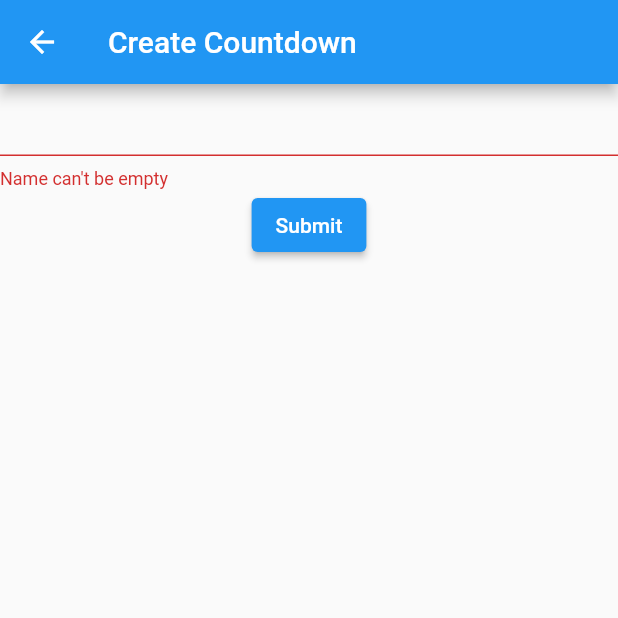
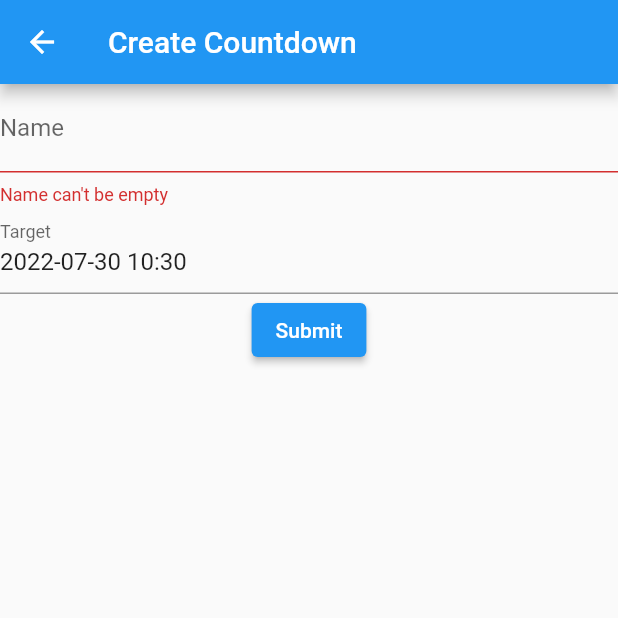
Before and after one commit to soikkea/countdown-timer-app, a Flutter app: the EditCountdownTimerView screen opened by its route, after a tap on "Submit", on a phone screen of 412 x 824 dp, the top half of it. Run offline on Flutter 3.47's test engine with Material 2 defaults, Android fonts, the phone set to English and light mode, and no system bars; generated files the repository leaves out were written again.

Commit message:
Add date and time pickers

```diff
--- a/lib/src/countdown/edit_countdown_view.dart
+++ b/lib/src/countdown/edit_countdown_view.dart
@@ -1,6 +1,7 @@
 import 'package:countdown_timer/src/countdown/data/countdown_timer.dart';
 import 'package:countdown_timer/src/countdown/data/countdown_timer_provider.dart';
 import 'package:flutter/material.dart';
+import 'package:intl/intl.dart';
 import 'package:provider/provider.dart';
 
 class EditCountdownTimerView extends StatelessWidget {
@@ -26,28 +27,75 @@ class CountdownTimerForm extends StatefulWidget {
 
 class _CountdownTimerFormState extends State<CountdownTimerForm> {
   final _formKey = GlobalKey<FormState>();
-  final nameController = TextEditingController();
+  final _nameController = TextEditingController();
+  DateTime _target = DateTime.now();
+  final _targetController = TextEditingController();
+
+  TimeOfDay get _targetTimeOfDay => TimeOfDay.fromDateTime(_target);
+
+  DateTime _combineDateAndTime(DateTime date, TimeOfDay time) {
+    return DateTime(date.year, date.month, date.day, time.hour, time.minute);
+  }
+
+  Future<void> _pickTargetDateTime() async {
+    final date = await showDatePicker(
+        context: context,
+        initialDate: _target,
+        firstDate: DateTime(1900),
+        lastDate: DateTime(2100));
+    if (date == null) {
+      return;
+    }
+    final time =
+        await showTimePicker(context: context, initialTime: _targetTimeOfDay);
+    if (time == null) {
+      return;
+    }
+    setState(() {
+      _target = _combineDateAndTime(date, time);
+    });
+  }
+
+  String _formatTarget() {
+    return DateFormat("yyyy-MM-dd HH:mm").format(_target);
+  }
+
+  @override
+  void initState() {
+    super.initState();
+  }
 
   @override
   void dispose() {
-    nameController.dispose();
+    _nameController.dispose();
     super.dispose();
   }
 
   @override
   Widget build(BuildContext context) {
+    _targetController.text = _formatTarget();
+
     return Form(
         key: _formKey,
         child: Column(
           children: [
             TextFormField(
+              decoration: const InputDecoration(labelText: 'Name'),
               validator: (value) {
                 if (value == null || value.isEmpty) {
                   return "Name can't be empty";
                 }
                 return null;
               },
-              controller: nameController,
+              controller: _nameController,
+            ),
+            TextFormField(
+              controller: _targetController,
+              decoration: const InputDecoration(labelText: 'Target'),
+              readOnly: true,
+              onTap: () {
+                _pickTargetDateTime();
+              },
             ),
             ElevatedButton(
                 onPressed: () {
@@ -55,8 +103,8 @@ class _CountdownTimerFormState extends State<CountdownTimerForm> {
                     // TODO handle valid data
                     final newCountdown = CountdownTimer(
                         id: 0,
-                        name: nameController.text,
-                        startTime: DateTime.now().add(const Duration(days: 30)).toUtc(),
+                        name: _nameController.text,
+                        startTime: _target.toUtc(),
                         createdAt: DateTime.now().toUtc());
                     Provider.of<CountdownTimerProvider>(context, listen: false)
                         .add(newCountdown);
```
